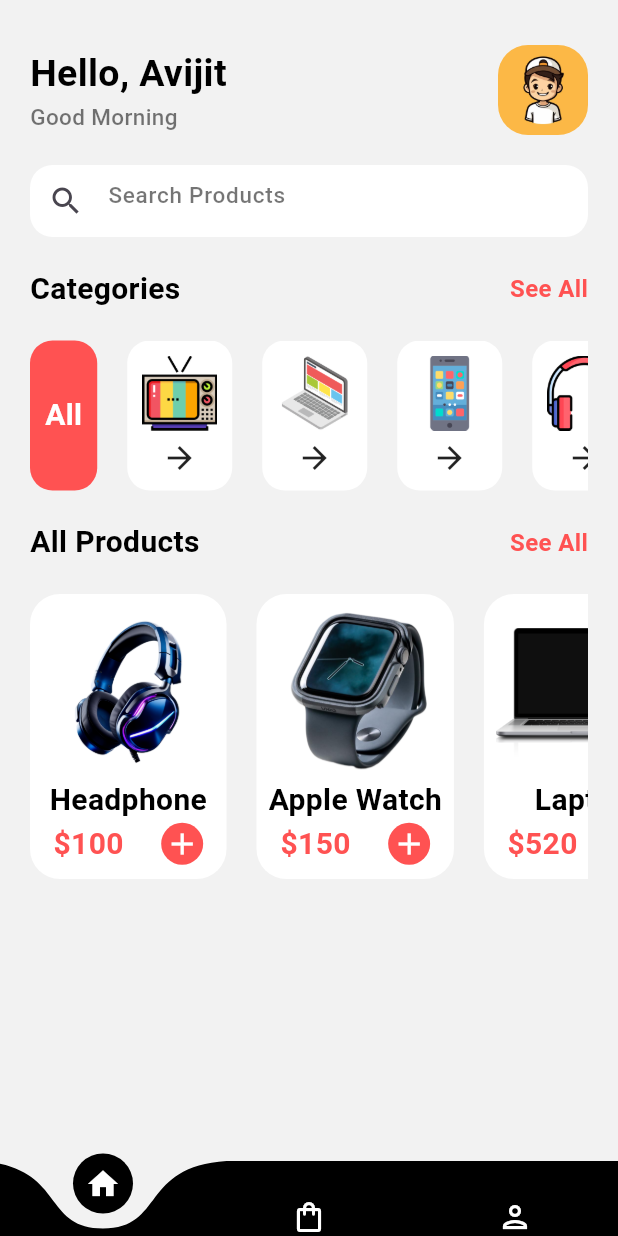
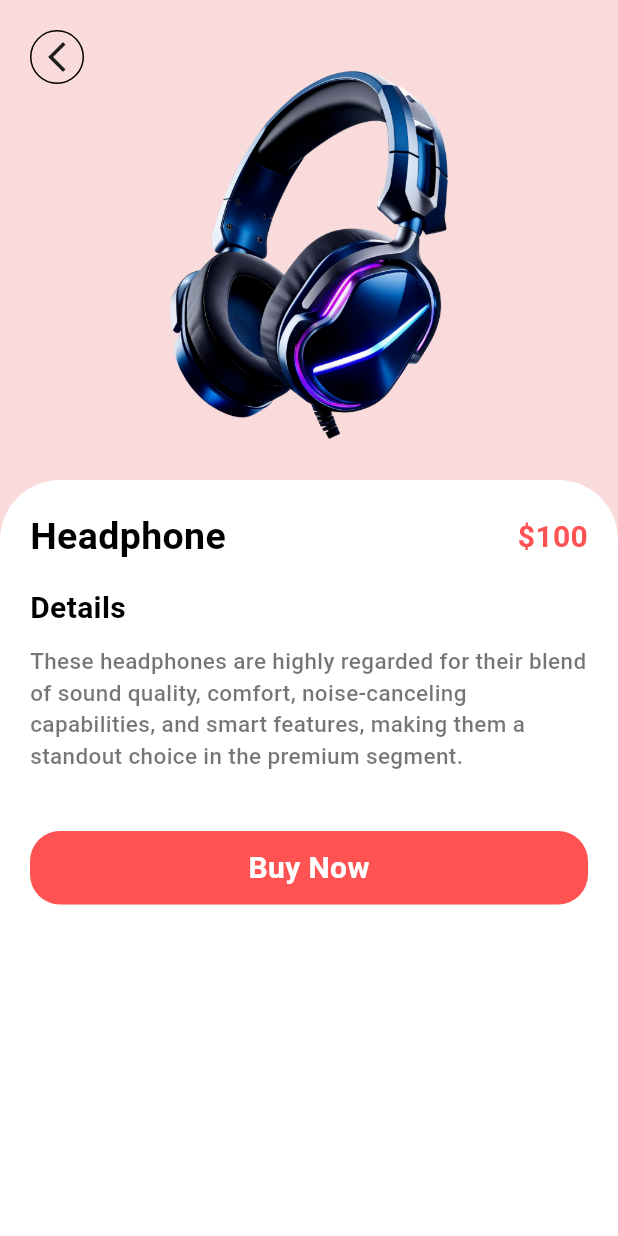
Before and after one commit to AvijitDasAvi/Shopping-App, a Flutter app: the screen it shows after launch, on a phone screen of 412 x 824 dp. Run offline on Flutter 3.47's test engine with Material 3 defaults, Android fonts, the phone set to English and light mode, and no system bars; drawn by our look-alikes of curved_navigation_bar.

Commit message:
Complete Details Page UI

```diff
--- a/lib/main.dart
+++ b/lib/main.dart
@@ -1,5 +1,5 @@
 import 'package:flutter/material.dart';
-import 'package:shopping_app/widgets/bottom_nav.dart';
+import 'package:shopping_app/pages/details_page.dart';
 
 void main() {
   runApp(MyApp());
@@ -13,7 +13,7 @@ class MyApp extends StatelessWidget {
     return MaterialApp(
       debugShowCheckedModeBanner: false,
       title: "Shopping App",
-      home: BottomNav(),
+      home: DetailsPage(),
     );
   }
 }
--- /dev/null
+++ b/lib/pages/details_page.dart
@@ -0,0 +1,121 @@
+import 'package:flutter/material.dart';
+import 'package:shopping_app/widgets/support_widgets.dart';
+
+class DetailsPage extends StatefulWidget {
+  const DetailsPage({super.key});
+
+  @override
+  State<DetailsPage> createState() => _DetailsPageState();
+}
+
+class _DetailsPageState extends State<DetailsPage> {
+  @override
+  Widget build(BuildContext context) {
+    return Scaffold(
+      backgroundColor: Color.fromARGB(255, 250, 219, 219),
+      body: Container(
+        padding: EdgeInsets.only(top: 20.0),
+        child: Column(
+          crossAxisAlignment: CrossAxisAlignment.start,
+          children: [
+            Stack(
+              children: [
+                GestureDetector(
+                  onTap: () {
+                    Navigator.pop(context);
+                  },
+                  child: Container(
+                    margin: EdgeInsets.only(left: 20.0),
+                    padding: EdgeInsets.all(5.0),
+                    decoration: BoxDecoration(
+                      border: Border.all(),
+                      shape: BoxShape.circle,
+                    ),
+                    child: Icon(Icons.arrow_back_ios_new_outlined),
+                  ),
+                ),
+                Center(
+                  child: Image.asset(
+                    "assets/images/headphone2.png",
+                    height: 300.0,
+                    width: 300.0,
+                    fit: BoxFit.cover,
+                  ),
+                ),
+              ],
+            ),
+            Expanded(
+              child: Container(
+                padding: EdgeInsets.all(20.0),
+                decoration: BoxDecoration(
+                  color: Colors.white,
+                  borderRadius: BorderRadius.only(
+                    topLeft: Radius.circular(40.0),
+                    topRight: Radius.circular(40.0),
+                  ),
+                ),
+                width: MediaQuery.of(context).size.width,
+                child: Column(
+                  crossAxisAlignment: CrossAxisAlignment.start,
+                  children: [
+                    Row(
+                      mainAxisAlignment: MainAxisAlignment.spaceBetween,
+                      children: [
+                        Text(
+                          "Headphone",
+                          style: SupportWidget.boldTextStyle(),
+                        ),
+                        Text(
+                          "\$100",
+                          style: TextStyle(
+                            fontSize: 20.0,
+                            color: Colors.redAccent,
+                            fontWeight: FontWeight.bold,
+                          ),
+                        ),
+                      ],
+                    ),
+                    SizedBox(
+                      height: 15.0,
+                    ),
+                    Text(
+                      "Details",
+                      style: SupportWidget.semiBoldTextStyle(),
+                    ),
+                    SizedBox(
+                      height: 10.0,
+                    ),
+                    Text(
+                      "These headphones are highly regarded for their blend of sound quality, comfort, noise-canceling capabilities, and smart features, making them a standout choice in the premium segment.",
+                      style: SupportWidget.lightTextStyle(),
+                    ),
+                    SizedBox(
+                      height: 40.0,
+                    ),
+                    Container(
+                      padding: EdgeInsets.symmetric(vertical: 10.0),
+                      width: MediaQuery.of(context).size.width,
+                      decoration: BoxDecoration(
+                          color: Colors.redAccent,
+                          borderRadius: BorderRadius.circular(20.0)),
+                      child: Center(
+                        child: Text(
+                          "Buy Now",
+                          style: TextStyle(
+                            color: Colors.white,
+                            fontSize: 20.0,
+                            fontWeight: FontWeight.bold,
+                          ),
+                        ),
+                      ),
+                    )
+                  ],
+                ),
+              ),
+            ),
+          ],
+        ),
+      ),
+    );
+  }
+}
```
